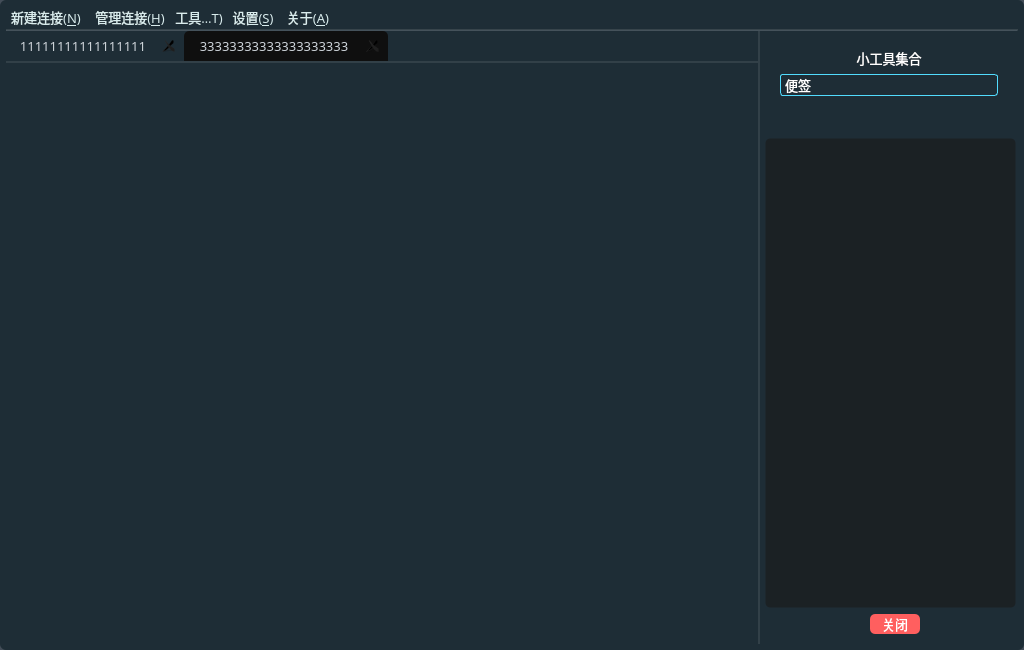
First picture: the form in mainwindow.ui, repository HuaGouFdog/Fdog-Kit, before the edit.
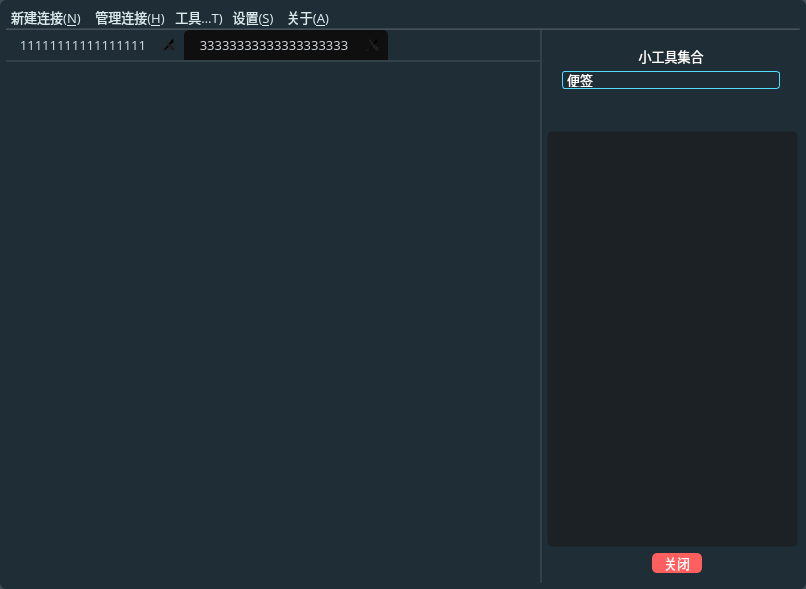
Second picture: the form after the edit. The open tabs and pages were chosen to show the change. Icons and pictures are not drawn.

Diff of the .ui file:
```diff
--- a/mainwindow.ui
+++ b/mainwindow.ui
@@ -6,8 +6,8 @@
    <rect>
     <x>0</x>
     <y>0</y>
-    <width>1024</width>
-    <height>650</height>
+    <width>806</width>
+    <height>589</height>
    </rect>
   </property>
   <property name="minimumSize">
```
Left out of the diff: 2 changed lines with no effect on the pictures.
